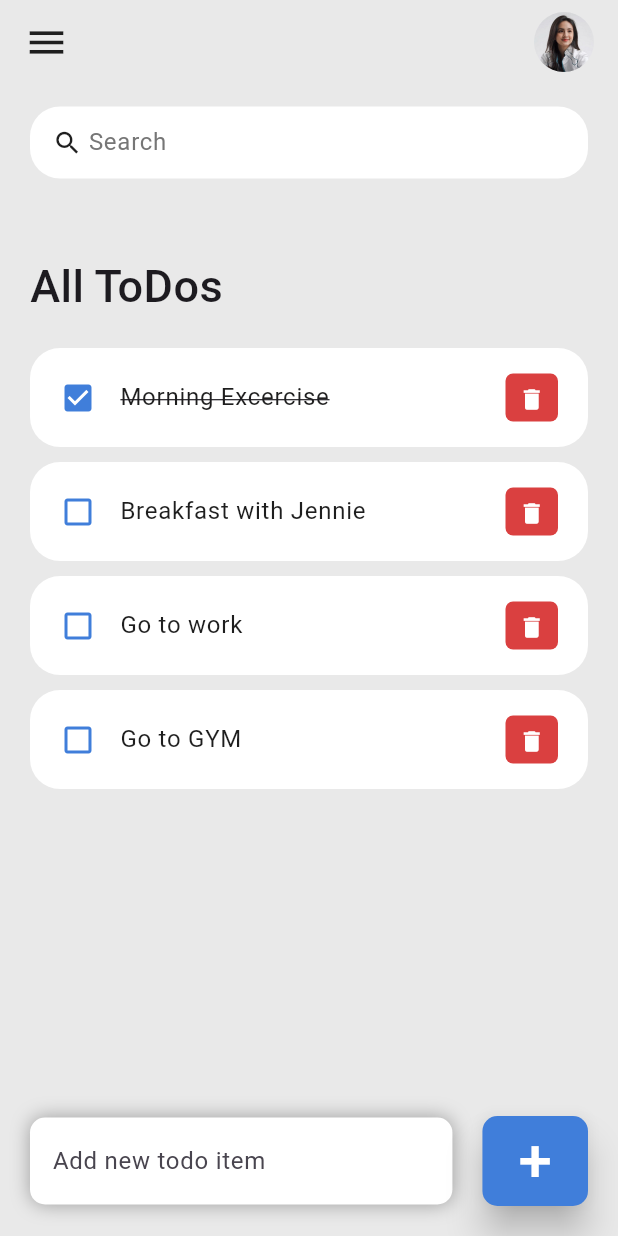
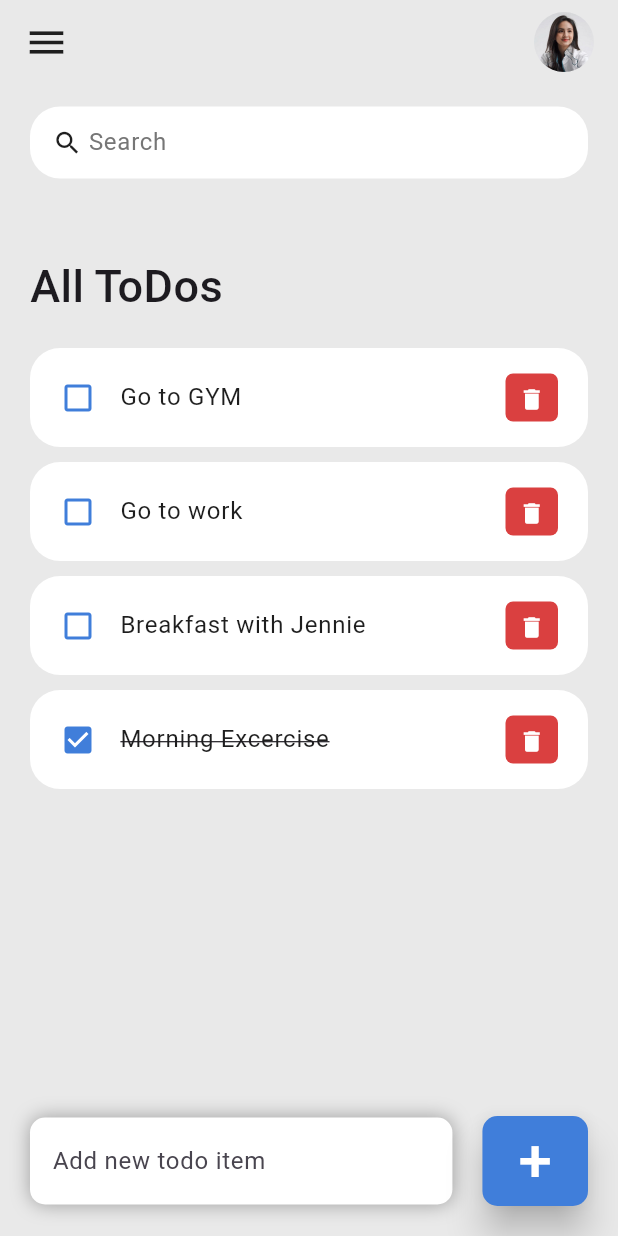
Before and after one commit to diazkhalid/todo-list-app, a Flutter app: the screen it shows after launch, on a phone screen of 412 x 824 dp. Run offline on Flutter 3.47's test engine with Material 3 defaults, Android fonts, the phone set to English and light mode, and no system bars.

```diff
--- a/lib/screens/home.dart
+++ b/lib/screens/home.dart
@@ -13,6 +13,15 @@ class Home extends StatefulWidget {
 
 class _HomeState extends State<Home> {
   final todoList = Todo.todoList();
+  List<Todo> foundTodo = [];
+  final _todoController = TextEditingController();
+
+  @override
+  void initState() {
+    foundTodo = todoList;
+    super.initState();
+  }
+
   void _handleTodoChange(Todo todo) {
     setState(() {
       todo.isDone = !todo.isDone;
@@ -25,6 +34,32 @@ class _HomeState extends State<Home> {
     });
   }
 
+  void _handleAddTodoItem(String text) {
+    setState(() {
+      todoList.add(Todo(
+          id: DateTime.now().millisecondsSinceEpoch.toString(),
+          todoText: text));
+    });
+    _todoController.clear();
+  }
+
+  void _handleRunFilter(String enteredKeyword) {
+    List<Todo> result = [];
+    if (enteredKeyword.isEmpty) {
+      result = todoList;
+    } else {
+      result = todoList
+          .where((item) => item.todoText!
+              .toLowerCase()
+              .contains(enteredKeyword.toLowerCase()))
+          .toList();
+    }
+
+    setState(() {
+      foundTodo = result;
+    });
+  }
+
   @override
   Widget build(BuildContext context) {
     return Scaffold(
@@ -34,9 +69,10 @@ class _HomeState extends State<Home> {
         children: [
           Container(
             padding: const EdgeInsets.symmetric(horizontal: 20, vertical: 15),
+            margin: const EdgeInsets.only(bottom: 65),
             child: Column(
               children: [
-                const SearchBox(),
+                searchBox(),
                 Expanded(
                   child: ListView(
                     children: [
@@ -50,7 +86,7 @@ class _HomeState extends State<Home> {
                           ),
                         ),
                       ),
-                      for (Todo todoo in todoList)
+                      for (Todo todoo in foundTodo.reversed)
                         ToDoItem(
                           todo: todoo,
                           onTodoChaged: _handleTodoChange,
@@ -82,8 +118,9 @@ class _HomeState extends State<Home> {
                               spreadRadius: 0.0)
                         ],
                         borderRadius: BorderRadius.circular(10)),
-                    child: const TextField(
-                      decoration: InputDecoration(
+                    child: TextField(
+                      controller: _todoController,
+                      decoration: const InputDecoration(
                         hintText: 'Add new todo item',
                         border: InputBorder.none,
                       ),
@@ -93,7 +130,7 @@ class _HomeState extends State<Home> {
                 Container(
                   margin: const EdgeInsets.only(bottom: 20, right: 20),
                   child: ElevatedButton(
-                    onPressed: () => {},
+                    onPressed: () => {_handleAddTodoItem(_todoController.text)},
                     style: ElevatedButton.styleFrom(
                       backgroundColor: tdBlue,
                       shape: RoundedRectangleBorder(
@@ -116,47 +153,16 @@ class _HomeState extends State<Home> {
     );
   }
 
-  AppBar _buildAppBar() {
-    return AppBar(
-      elevation: 0,
-      backgroundColor: tdBGColor,
-      title: Row(
-        mainAxisAlignment: MainAxisAlignment.spaceBetween,
-        children: [
-          const Icon(
-            Icons.menu,
-            color: tdBlack,
-            size: 30,
-          ),
-          Container(
-            height: 40,
-            width: 40,
-            child: ClipRRect(
-              borderRadius: BorderRadius.circular(20),
-              child: Image.asset('assets/images/avatar.jpg'),
-            ),
-          )
-        ],
-      ),
-    );
-  }
-}
-
-class SearchBox extends StatelessWidget {
-  const SearchBox({
-    super.key,
-  });
-
-  @override
-  Widget build(BuildContext context) {
+  Widget searchBox() {
     return Container(
       padding: const EdgeInsets.symmetric(horizontal: 15),
       decoration: BoxDecoration(
         color: Colors.white,
         borderRadius: BorderRadius.circular(20),
       ),
-      child: const TextField(
-        decoration: InputDecoration(
+      child: TextField(
+        onChanged: (val) => _handleRunFilter(val),
+        decoration: const InputDecoration(
             contentPadding: EdgeInsets.all(0),
             prefixIcon: Icon(
               Icons.search,
@@ -171,3 +177,28 @@ class SearchBox extends StatelessWidget {
     );
   }
 }
+
+AppBar _buildAppBar() {
+  return AppBar(
+    elevation: 0,
+    backgroundColor: tdBGColor,
+    title: Row(
+      mainAxisAlignment: MainAxisAlignment.spaceBetween,
+      children: [
+        const Icon(
+          Icons.menu,
+          color: tdBlack,
+          size: 30,
+        ),
+        Container(
+          height: 40,
+          width: 40,
+          child: ClipRRect(
+            borderRadius: BorderRadius.circular(20),
+            child: Image.asset('assets/images/avatar.jpg'),
+          ),
+        )
+      ],
+    ),
+  );
+}
```
